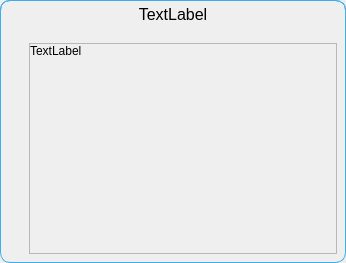
This is ui/message_dialog.ui in TheCodingJsoftware/Invigo as Qt 5 draws it before an edit. The edited form follows.
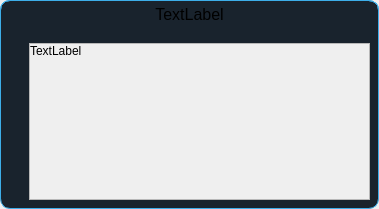
This is the edited form.

What changed in the file:
```diff
--- a/ui/message_dialog.ui
+++ b/ui/message_dialog.ui
@@ -6,8 +6,8 @@
    <rect>
     <x>0</x>
     <y>0</y>
-    <width>346</width>
-    <height>263</height>
+    <width>379</width>
+    <height>209</height>
    </rect>
   </property>
   <property name="windowTitle">
@@ -44,6 +44,7 @@
 	border-top-right-radius:10px;
 	border-bottom-right-radius:10px;
 	border: 1px solid  #3daee9;
+	background-color: #19232D;
 }</string>
      </property>
      <layout class="QVBoxLayout" name="verticalLayout_3" stretch="0,0">
@@ -145,8 +146,8 @@
               <rect>
                <x>0</x>
                <y>0</y>
-               <width>296</width>
-               <height>198</height>
+               <width>329</width>
+               <height>145</height>
               </rect>
              </property>
              <layout class="QVBoxLayout" name="verticalLayout_4">
```
